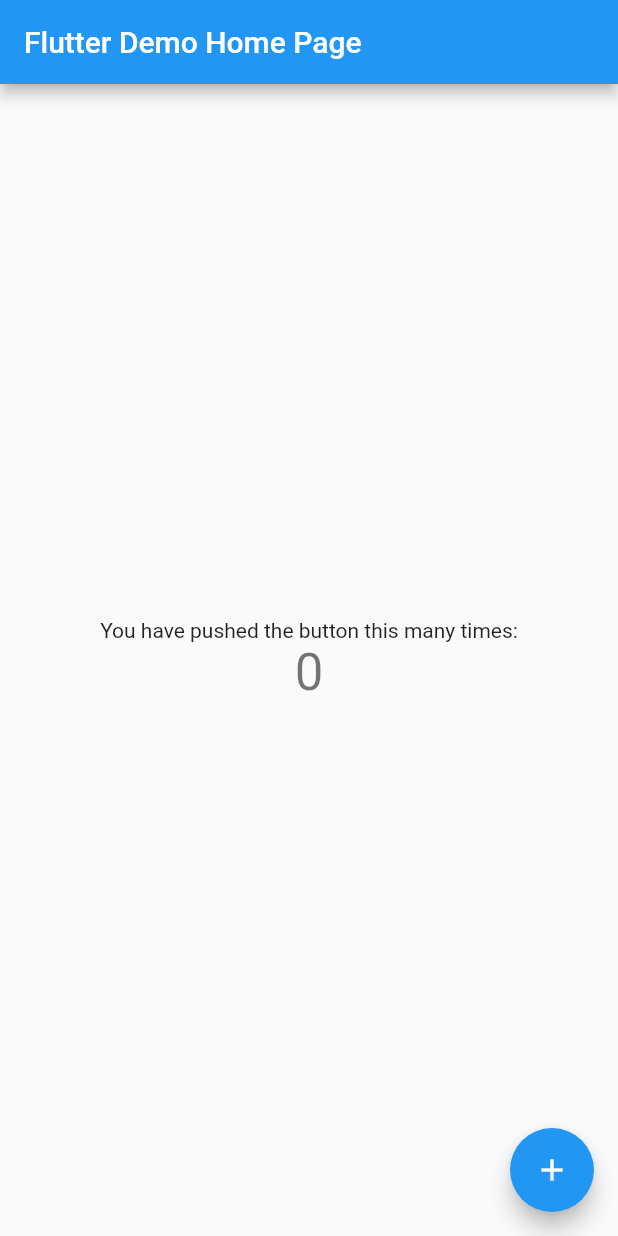
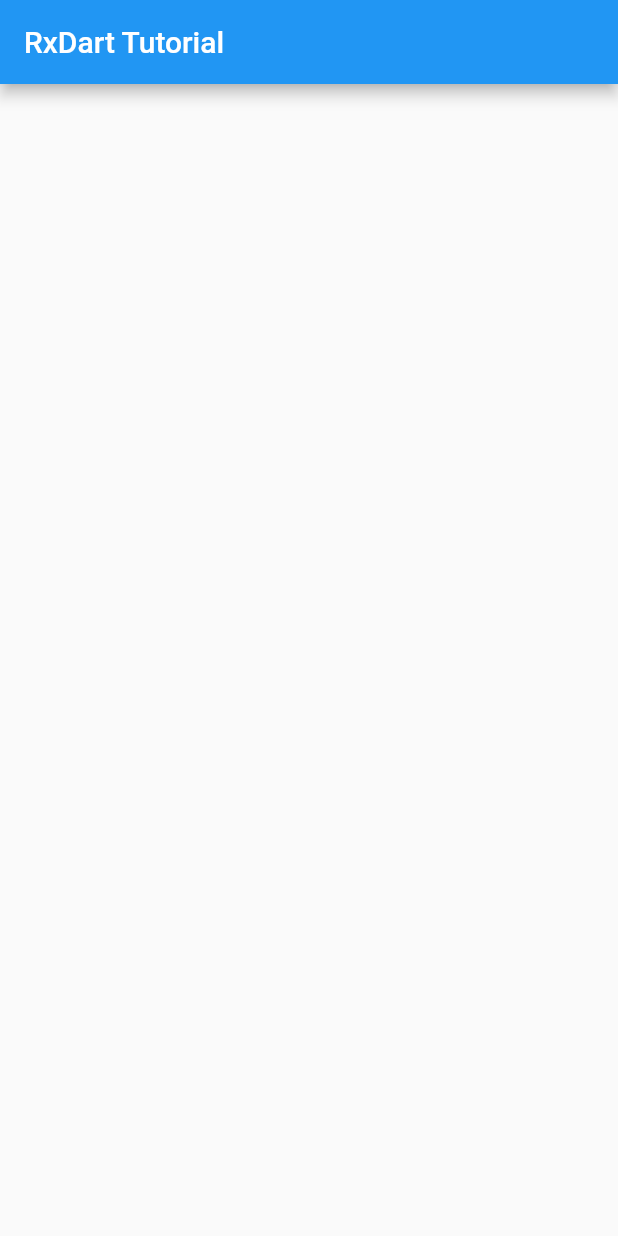
Before and after one commit to rajbahakdanyu/rxdart_tutorial, a Flutter app: the screen it shows after launch, on a phone screen of 412 x 824 dp. Run offline on Flutter 3.47's test engine with Material 2 defaults, Android fonts, the phone set to English and light mode, and no system bars.

Commit message:
Cleaned up project files

```diff
--- a/lib/main.dart
+++ b/lib/main.dart
@@ -5,109 +5,30 @@
 }
 
 class MyApp extends StatelessWidget {
-  // This widget is the root of your application.
   @override
   Widget build(BuildContext context) {
     return MaterialApp(
-      title: 'Flutter Demo',
+      title: 'RxDart Tutorial',
       theme: ThemeData(
-        // This is the theme of your application.
-        //
-        // Try running your application with "flutter run". You'll see the
-        // application has a blue toolbar. Then, without quitting the app, try
-        // changing the primarySwatch below to Colors.green and then invoke
-        // "hot reload" (press "r" in the console where you ran "flutter run",
-        // or simply save your changes to "hot reload" in a Flutter IDE).
-        // Notice that the counter didn't reset back to zero; the application
-        // is not restarted.
         primarySwatch: Colors.blue,
       ),
-      home: MyHomePage(title: 'Flutter Demo Home Page'),
+      home: Home(),
     );
   }
 }
 
-class MyHomePage extends StatefulWidget {
-  MyHomePage({Key? key, required this.title}) : super(key: key);
-
-  // This widget is the home page of your application. It is stateful, meaning
-  // that it has a State object (defined below) that contains fields that affect
-  // how it looks.
-
-  // This class is the configuration for the state. It holds the values (in this
-  // case the title) provided by the parent (in this case the App widget) and
-  // used by the build method of the State. Fields in a Widget subclass are
-  // always marked "final".
-
-  final String title;
-
+class Home extends StatefulWidget {
   @override
-  _MyHomePageState createState() => _MyHomePageState();
+  _HomeState createState() => _HomeState();
 }
 
-class _MyHomePageState extends State<MyHomePage> {
-  int _counter = 0;
-
-  void _incrementCounter() {
-    setState(() {
-      // This call to setState tells the Flutter framework that something has
-      // changed in this State, which causes it to rerun the build method below
-      // so that the display can reflect the updated values. If we changed
-      // _counter without calling setState(), then the build method would not be
-      // called again, and so nothing would appear to happen.
-      _counter++;
-    });
-  }
-
+class _HomeState extends State<Home> {
   @override
   Widget build(BuildContext context) {
-    // This method is rerun every time setState is called, for instance as done
-    // by the _incrementCounter method above.
-    //
-    // The Flutter framework has been optimized to make rerunning build methods
-    // fast, so that you can just rebuild anything that needs updating rather
-    // than having to individually change instances of widgets.
     return Scaffold(
       appBar: AppBar(
-        // Here we take the value from the MyHomePage object that was created by
-        // the App.build method, and use it to set our appbar title.
-        title: Text(widget.title),
+        title: Text('RxDart Tutorial'),
       ),
-      body: Center(
-        // Center is a layout widget. It takes a single child and positions it
-        // in the middle of the parent.
-        child: Column(
-          // Column is also a layout widget. It takes a list of children and
-          // arranges them vertically. By default, it sizes itself to fit its
-          // children horizontally, and tries to be as tall as its parent.
-          //
-          // Invoke "debug painting" (press "p" in the console, choose the
-          // "Toggle Debug Paint" action from the Flutter Inspector in Android
-          // Studio, or the "Toggle Debug Paint" command in Visual Studio Code)
-          // to see the wireframe for each widget.
-          //
-          // Column has various properties to control how it sizes itself and
-          // how it positions its children. Here we use mainAxisAlignment to
-          // center the children vertically; the main axis here is the vertical
-          // axis because Columns are vertical (the cross axis would be
-          // horizontal).
-          mainAxisAlignment: MainAxisAlignment.center,
-          children: <Widget>[
-            Text(
-              'You have pushed the button this many times:',
-            ),
-            Text(
-              '$_counter',
-              style: Theme.of(context).textTheme.headline4,
-            ),
-          ],
-        ),
-      ),
-      floatingActionButton: FloatingActionButton(
-        onPressed: _incrementCounter,
-        tooltip: 'Increment',
-        child: Icon(Icons.add),
-      ), // This trailing comma makes auto-formatting nicer for build methods.
     );
   }
 }
```
